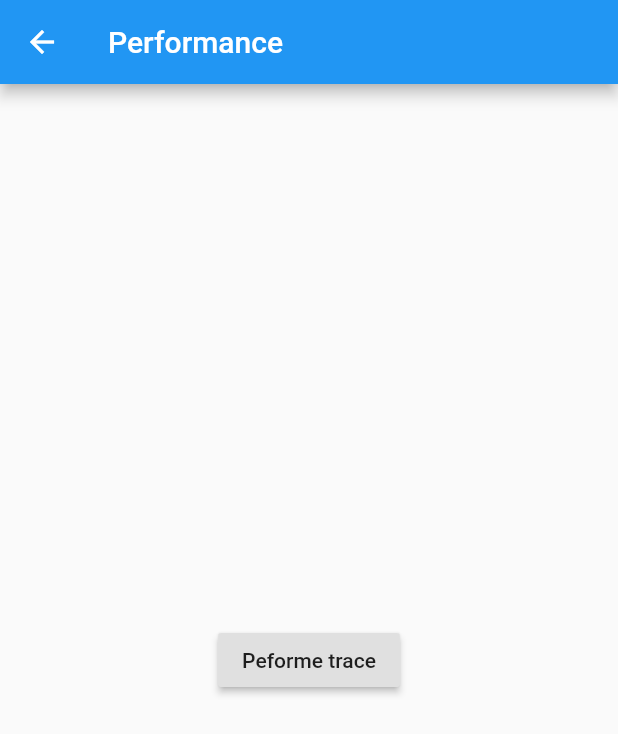
After one commit to victorers1/flutter-firebase, a Flutter app: the screen it shows after launch, after a tap on "Try Firebase Performance", on a phone screen of 412 x 824 dp. The commit adds this screen. Shown: the top 734 px of the screen. Run offline on Flutter 3.47's test engine with Material 2 defaults, Android fonts, the phone set to English and light mode, and no system bars; our stand-ins replace firebase_analytics, firebase_core, flutter_mobx, flutter_modular, mobx; missing offline and left inert: firebase_performance; accounts and stored records are empty; generated files the repository leaves out were written again.

Commit message:
Adds performance module

```diff
--- a/lib/app/modules/home/home_module.dart
+++ b/lib/app/modules/home/home_module.dart
@@ -1,4 +1,5 @@
 import 'package:firebase_flutter/app/modules/analytics/analytics_module.dart';
+import 'package:firebase_flutter/app/modules/performance/performance_module.dart';
 
 import 'home_controller.dart';
 import 'package:flutter_modular/flutter_modular.dart';
@@ -15,6 +16,7 @@ class HomeModule extends ChildModule {
   List<ModularRouter> get routers => [
         ModularRouter(Modular.initialRoute, child: (_, args) => HomePage()),
         ModularRouter('/analytics', module: AnalyticsModule()),
+        ModularRouter('/performance', module: PerformanceModule()),
       ];
 
   static Inject get to => Inject<HomeModule>.of();
--- a/lib/app/modules/home/home_page.dart
+++ b/lib/app/modules/home/home_page.dart
@@ -34,7 +34,15 @@ class _HomePageState extends ModularState<HomePage, HomeController> {
                       onPressed: () {
                         Modular.to.pushNamed('/analytics');
                       },
+                      color: Colors.yellow,
                       child: Text('Try Firebase Analytics'),
+                    ),
+                    RaisedButton(
+                      onPressed: () {
+                        Modular.to.pushNamed('/performance');
+                      },
+                      color: Colors.red,
+                      child: Text('Try Firebase Performance'),
                     ),
                   ],
                 );
--- /dev/null
+++ b/lib/app/modules/performance/performance_page.dart
@@ -0,0 +1,50 @@
+import 'package:firebase_performance/firebase_performance.dart';
+import 'package:flutter/material.dart';
+import 'package:flutter_mobx/flutter_mobx.dart';
+import 'package:flutter_modular/flutter_modular.dart';
+import 'performance_controller.dart';
+
+class PerformancePage extends StatefulWidget {
+  final String title;
+  const PerformancePage({Key key, this.title = "Performance"})
+      : super(key: key);
+
+  @override
+  _PerformancePageState createState() => _PerformancePageState();
+}
+
+class _PerformancePageState
+    extends ModularState<PerformancePage, PerformanceController> {
+  _perfTrace() async {
+    Trace trace = FirebasePerformance.instance.newTrace('five_trace');
+    trace.start();
+    controller.setTraceButtonText('Tracing...');
+    await Future.delayed(Duration(seconds: 5));
+    trace.stop();
+    controller.setTraceButtonText('Peforme trace');
+  }
+
+  @override
+  Widget build(BuildContext context) {
+    return Scaffold(
+      appBar: AppBar(
+        title: Text(widget.title),
+      ),
+      body: Center(
+        child: Column(
+          mainAxisAlignment: MainAxisAlignment.center,
+          children: <Widget>[
+            RaisedButton(
+              onPressed: _perfTrace,
+              child: Observer(
+                builder: (_) {
+                  return Text(controller.traceButtonsText);
+                },
+              ),
+            ),
+          ],
+        ),
+      ),
+    );
+  }
+}
```
Also changed, not shown: lib/app/modules/performance/performance_controller.dart (added, +17 -0 lines), lib/app/modules/performance/performance_module.dart (added, +19 -0 lines), lib/app/modules/performance/performance_controller.g.dart (added), lib/app/shared/metric_dio.dart (added), 2 other files.
